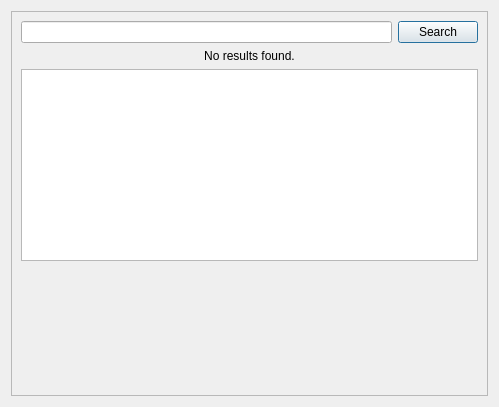
dragly/trafikanten-maemo, file searchdialog.ui: the form before one commit.
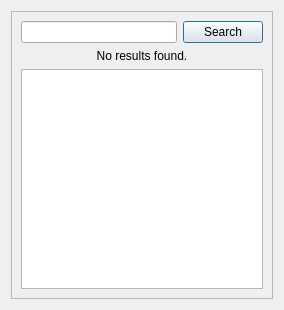
The form after the commit.

The edit to the form file:
```diff
--- a/searchdialog.ui
+++ b/searchdialog.ui
@@ -6,8 +6,8 @@
    <rect>
     <x>0</x>
     <y>0</y>
-    <width>499</width>
-    <height>407</height>
+    <width>284</width>
+    <height>310</height>
    </rect>
   </property>
   <property name="windowTitle">
@@ -24,8 +24,8 @@
        <rect>
         <x>0</x>
         <y>0</y>
-        <width>479</width>
-        <height>387</height>
+        <width>264</width>
+        <height>290</height>
        </rect>
       </property>
       <layout class="QVBoxLayout" name="verticalLayout">
@@ -86,19 +86,6 @@
          </attribute>
         </widget>
        </item>
-       <item>
-        <spacer name="verticalSpacer">
-         <property name="orientation">
-          <enum>Qt::Vertical</enum>
-         </property>
-         <property name="sizeHint" stdset="0">
-          <size>
-           <width>20</width>
-           <height>40</height>
-          </size>
-         </property>
-        </spacer>
-       </item>
       </layout>
      </widget>
     </widget>
```
